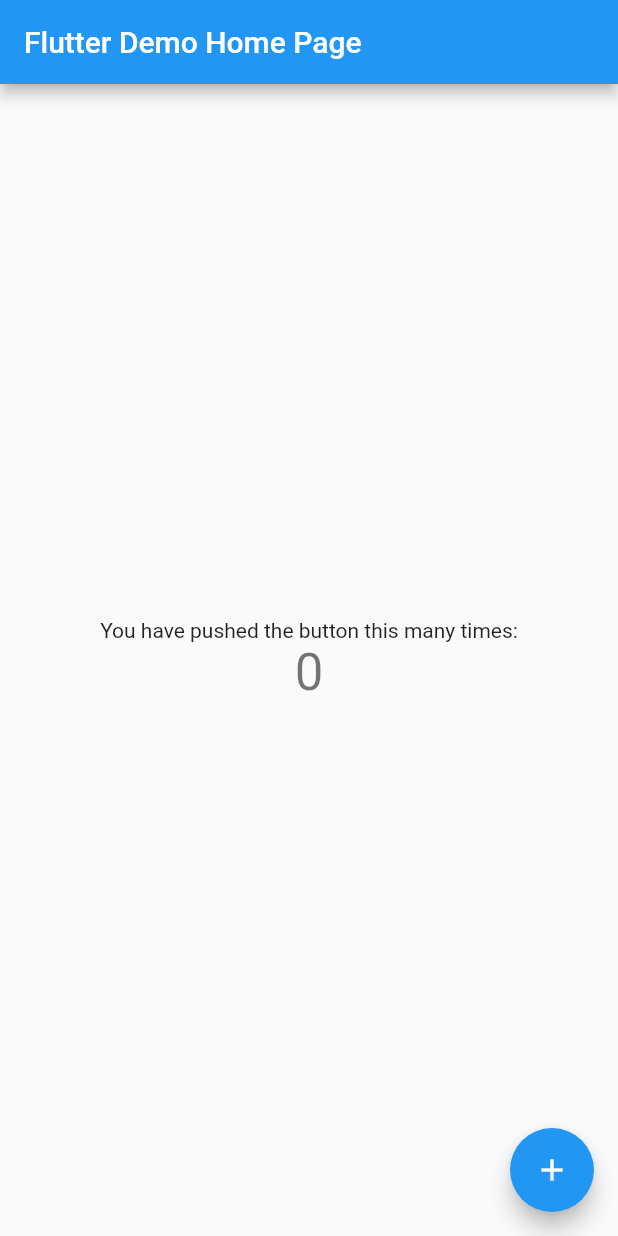
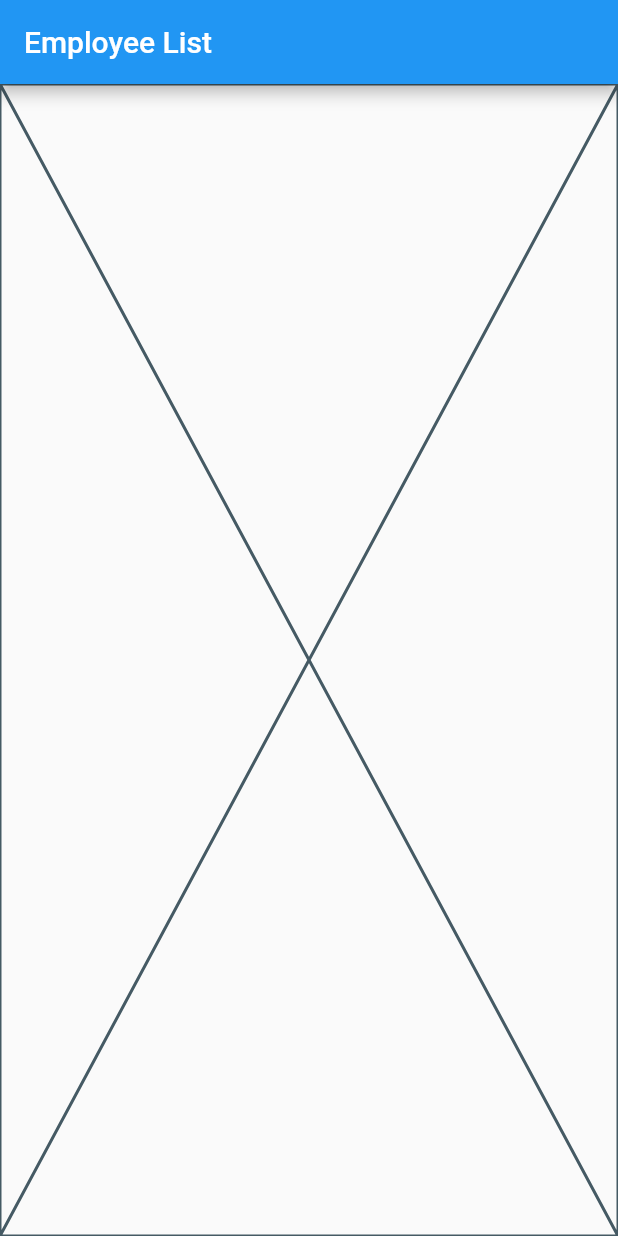
Before and after one commit to poorvasha/employee_management, a Flutter app: the screen it shows after launch, on a phone screen of 412 x 824 dp. Run offline on Flutter 3.47's test engine with Material 2 defaults, Android fonts, the phone set to English and light mode, and no system bars; missing offline and left inert: dart:js.

Commit message:
change default proj code to app specific project
- add rorobot font family and image in assets folder and add it in pubspec.yaml file
- add app colors, text styles, in resource file
- add routes in routes.dart file and add app loader, snakbar in dialog_helper.dart file

```diff
--- a/lib/main.dart
+++ b/lib/main.dart
@@ -1,4 +1,6 @@
+import 'package:empolyee_management/configs/resouces.dart';
 import 'package:flutter/material.dart';
+import 'package:flutter/services.dart';
 
 void main() {
   runApp(const MyApp());
@@ -7,40 +9,24 @@
 class MyApp extends StatelessWidget {
   const MyApp({super.key});
 
-  // This widget is the root of your application.
   @override
   Widget build(BuildContext context) {
+    SystemChrome.setSystemUIOverlayStyle(const SystemUiOverlayStyle(
+      statusBarColor: Colors.transparent,
+      statusBarBrightness: Brightness.light,
+    ));
     return MaterialApp(
-      title: 'Flutter Demo',
-      theme: ThemeData(
-        // This is the theme of your application.
-        //
-        // Try running your application with "flutter run". You'll see the
-        // application has a blue toolbar. Then, without quitting the app, try
-        // changing the primarySwatch below to Colors.green and then invoke
-        // "hot reload" (press "r" in the console where you ran "flutter run",
-        // or simply save your changes to "hot reload" in a Flutter IDE).
-        // Notice that the counter didn't reset back to zero; the application
-        // is not restarted.
-        primarySwatch: Colors.blue,
-      ),
-      home: const MyHomePage(title: 'Flutter Demo Home Page'),
+      title: 'Employee List',
+      theme: ThemeData(fontFamily: 'Roboto'),
+      home: const MyHomePage(title: 'Employee List'),
+      debugShowCheckedModeBanner: false,
+      showSemanticsDebugger: false,
     );
   }
 }
 
 class MyHomePage extends StatefulWidget {
   const MyHomePage({super.key, required this.title});
-
-  // This widget is the home page of your application. It is stateful, meaning
-  // that it has a State object (defined below) that contains fields that affect
-  // how it looks.
-
-  // This class is the configuration for the state. It holds the values (in this
-  // case the title) provided by the parent (in this case the App widget) and
-  // used by the build method of the State. Fields in a Widget subclass are
-  // always marked "final".
-
   final String title;
 
   @override
@@ -48,68 +34,13 @@
 }
 
 class _MyHomePageState extends State<MyHomePage> {
-  int _counter = 0;
-
-  void _incrementCounter() {
-    setState(() {
-      // This call to setState tells the Flutter framework that something has
-      // changed in this State, which causes it to rerun the build method below
-      // so that the display can reflect the updated values. If we changed
-      // _counter without calling setState(), then the build method would not be
-      // called again, and so nothing would appear to happen.
-      _counter++;
-    });
-  }
-
   @override
   Widget build(BuildContext context) {
-    // This method is rerun every time setState is called, for instance as done
-    // by the _incrementCounter method above.
-    //
-    // The Flutter framework has been optimized to make rerunning build methods
-    // fast, so that you can just rebuild anything that needs updating rather
-    // than having to individually change instances of widgets.
     return Scaffold(
       appBar: AppBar(
-        // Here we take the value from the MyHomePage object that was created by
-        // the App.build method, and use it to set our appbar title.
         title: Text(widget.title),
       ),
-      body: Center(
-        // Center is a layout widget. It takes a single child and positions it
-        // in the middle of the parent.
-        child: Column(
-          // Column is also a layout widget. It takes a list of children and
-          // arranges them vertically. By default, it sizes itself to fit its
-          // children horizontally, and tries to be as tall as its parent.
-          //
-          // Invoke "debug painting" (press "p" in the console, choose the
-          // "Toggle Debug Paint" action from the Flutter Inspector in Android
-          // Studio, or the "Toggle Debug Paint" command in Visual Studio Code)
-          // to see the wireframe for each widget.
-          //
-          // Column has various properties to control how it sizes itself and
-          // how it positions its children. Here we use mainAxisAlignment to
-          // center the children vertically; the main axis here is the vertical
-          // axis because Columns are vertical (the cross axis would be
-          // horizontal).
-          mainAxisAlignment: MainAxisAlignment.center,
-          children: <Widget>[
-            const Text(
-              'You have pushed the button this many times:',
-            ),
-            Text(
-              '$_counter',
-              style: Theme.of(context).textTheme.headlineMedium,
-            ),
-          ],
-        ),
-      ),
-      floatingActionButton: FloatingActionButton(
-        onPressed: _incrementCounter,
-        tooltip: 'Increment',
-        child: const Icon(Icons.add),
-      ), // This trailing comma makes auto-formatting nicer for build methods.
+      body: Placeholder(),
     );
   }
 }
```
Also changed, not shown: lib/configs/resouces.dart (added, +38 -0 lines), lib/configs/routes.dart (added, +25 -0 lines), lib/utils/app_helper.dart (added, +8 -0 lines), lib/utils/dialop_helper.dart (added, +48 -0 lines), pubspec.yaml (+9 -7 lines), assets/fonts/Roboto-Medium.ttf (added), assets/fonts/Roboto-Regular.ttf (added), assets/images/employ_not_found.svg (added).
